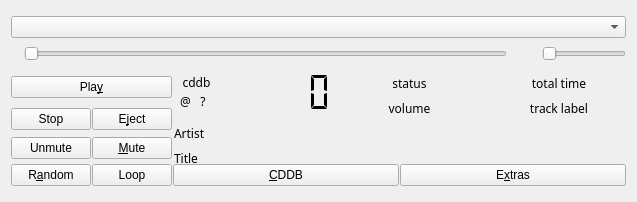
KDE/kscd, file panel.ui: the form before one commit.
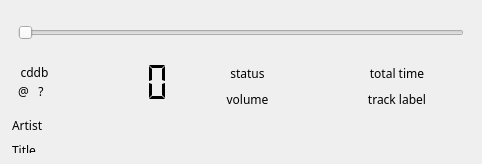
The form after the commit. Custom widgets are drawn as their Qt base class.

Commit message: Resolved conflict due to connect duplication (next & previous acted twice)

Diff of the .ui file:
```diff
--- a/panel.ui
+++ b/panel.ui
@@ -5,8 +5,8 @@
    <rect>
     <x>0</x>
     <y>0</y>
-    <width>637</width>
-    <height>202</height>
+    <width>482</width>
+    <height>164</height>
    </rect>
   </property>
   <property name="sizePolicy" >
@@ -36,13 +36,10 @@
      <property name="bottomMargin" >
       <number>0</number>
      </property>
-     <item>
-      <widget class="QComboBox" name="songListCB" />
-     </item>
      <item>
       <layout class="QHBoxLayout" >
        <property name="spacing" >
-        <number>6</number>
+        <number>0</number>
        </property>
        <property name="leftMargin" >
         <number>0</number>
@@ -88,22 +85,6 @@
          </property>
         </widget>
        </item>
-       <item>
-        <spacer>
-         <property name="orientation" >
-          <enum>Qt::Horizontal</enum>
-         </property>
-         <property name="sizeType" >
-          <enum>QSizePolicy::Fixed</enum>
-         </property>
-         <property name="sizeHint" >
-          <size>
-           <width>16</width>
-           <height>20</height>
-          </size>
-         </property>
-        </spacer>
-       </item>
        <item>
         <widget class="QLabel" name="volumeIcon" >
          <property name="toolTip" >
@@ -114,19 +95,6 @@
          </property>
         </widget>
        </item>
-       <item>
-        <widget class="QSlider" name="volumeSlider" >
-         <property name="toolTip" >
-          <string>Volume control</string>
-         </property>
-         <property name="maximum" >
-          <number>100</number>
-         </property>
-         <property name="orientation" >
-          <enum>Qt::Horizontal</enum>
-         </property>
-        </widget>
-       </item>
       </layout>
      </item>
      <item>
@@ -149,23 +117,7 @@
        <property name="verticalSpacing" >
         <number>1</number>
        </property>
-       <item row="1" column="1" >
-        <widget class="QPushButton" name="ejectPB" >
-         <property name="sizePolicy" >
-          <sizepolicy vsizetype="Fixed" hsizetype="Minimum" >
-           <horstretch>1</horstretch>
-           <verstretch>0</verstretch>
-          </sizepolicy>
-         </property>
-         <property name="text" >
-          <string>E&amp;ject</string>
-         </property>
-         <property name="flat" >
-          <bool>false</bool>
-         </property>
-        </widget>
-       </item>
-       <item rowspan="3" row="0" column="2" colspan="2" >
+       <item rowspan="4" row="0" column="0" colspan="4" >
         <widget class="QFrame" name="backdrop" >
          <property name="sizePolicy" >
           <sizepolicy vsizetype="Preferred" hsizetype="Preferred" >
@@ -212,7 +164,7 @@
             <x>0</x>
             <y>0</y>
             <width>461</width>
-            <height>101</height>
+            <height>104</height>
            </rect>
           </property>
           <layout class="QGridLayout" >
@@ -399,134 +351,6 @@
          </widget>
         </widget>
        </item>
-       <item row="3" column="0" >
-        <widget class="QPushButton" name="shufflePB" >
-         <property name="sizePolicy" >
-          <sizepolicy vsizetype="Fixed" hsizetype="Minimum" >
-           <horstretch>1</horstretch>
-           <verstretch>0</verstretch>
-          </sizepolicy>
-         </property>
-         <property name="text" >
-          <string>R&amp;andom</string>
-         </property>
-         <property name="checkable" >
-          <bool>true</bool>
-         </property>
-         <property name="flat" >
-          <bool>false</bool>
-         </property>
-        </widget>
-       </item>
-       <item row="3" column="3" >
-        <widget class="QPushButton" name="infoPB" >
-         <property name="text" >
-          <string>E&amp;xtras</string>
-         </property>
-         <property name="flat" >
-          <bool>false</bool>
-         </property>
-        </widget>
-       </item>
-       <item row="0" column="0" colspan="2" >
-        <widget class="QPushButton" name="playPB" >
-         <property name="sizePolicy" >
-          <sizepolicy vsizetype="Fixed" hsizetype="Minimum" >
-           <horstretch>1</horstretch>
-           <verstretch>0</verstretch>
-          </sizepolicy>
-         </property>
-         <property name="text" >
-          <string>Pla&amp;y</string>
-         </property>
-         <property name="flat" >
-          <bool>false</bool>
-         </property>
-        </widget>
-       </item>
-       <item row="1" column="0" >
-        <widget class="QPushButton" name="stopPB" >
-         <property name="sizePolicy" >
-          <sizepolicy vsizetype="Fixed" hsizetype="Minimum" >
-           <horstretch>1</horstretch>
-           <verstretch>0</verstretch>
-          </sizepolicy>
-         </property>
-         <property name="text" >
-          <string>Stop</string>
-         </property>
-         <property name="shortcut" >
-          <string/>
-         </property>
-         <property name="flat" >
-          <bool>false</bool>
-         </property>
-        </widget>
-       </item>
-       <item row="3" column="2" >
-        <widget class="QPushButton" name="cddbPB" >
-         <property name="text" >
-          <string>&amp;CDDB</string>
-         </property>
-         <property name="flat" >
-          <bool>false</bool>
-         </property>
-        </widget>
-       </item>
-       <item row="3" column="1" >
-        <widget class="QPushButton" name="repeatPB" >
-         <property name="sizePolicy" >
-          <sizepolicy vsizetype="Fixed" hsizetype="Minimum" >
-           <horstretch>1</horstretch>
-           <verstretch>0</verstretch>
-          </sizepolicy>
-         </property>
-         <property name="text" >
-          <string>Loop</string>
-         </property>
-         <property name="shortcut" >
-          <string/>
-         </property>
-         <property name="checkable" >
-          <bool>true</bool>
-         </property>
-         <property name="flat" >
-          <bool>false</bool>
-         </property>
-        </widget>
-       </item>
-       <item row="2" column="1" >
-        <widget class="QPushButton" name="nextPB" >
-         <property name="sizePolicy" >
-          <sizepolicy vsizetype="Fixed" hsizetype="Minimum" >
-           <horstretch>1</horstretch>
-           <verstretch>0</verstretch>
-          </sizepolicy>
-         </property>
-         <property name="text" >
-          <string>&amp;Mute</string>
-         </property>
-         <property name="flat" >
-          <bool>false</bool>
-         </property>
-        </widget>
-       </item>
-       <item row="2" column="0" >
-        <widget class="QPushButton" name="prevPB" >
-         <property name="sizePolicy" >
-          <sizepolicy vsizetype="Fixed" hsizetype="Minimum" >
-           <horstretch>1</horstretch>
-           <verstretch>0</verstretch>
-          </sizepolicy>
-         </property>
-         <property name="text" >
-          <string>Unmute</string>
-         </property>
-         <property name="flat" >
-          <bool>false</bool>
-         </property>
-        </widget>
-       </item>
       </layout>
      </item>
     </layout>
```
Left out of the diff: 11 changed lines with no effect on the pictures. The commit also changes 3 other files.
